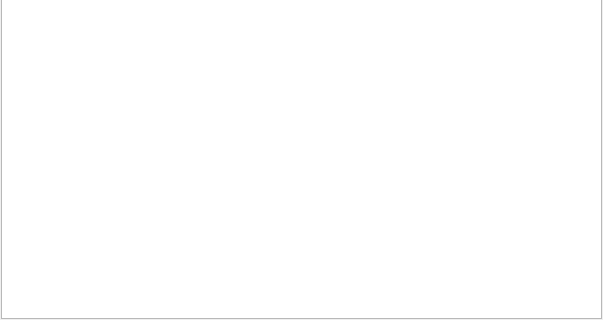
This is AraSteamManager/subform/formgames.ui in Arankir/AraSteamManager as Qt 5 draws it before an edit; both pictures show x 0 to 603 and y 257 to 577 of the 603 by 577 pixel window. The edited form follows.
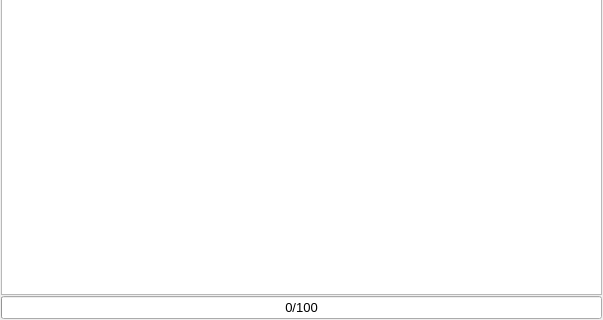
This is the edited form.

```diff
--- a/AraSteamManager/subform/formgames.ui
+++ b/AraSteamManager/subform/formgames.ui
@@ -68,6 +68,16 @@
    <item>
     <widget class="QTableWidget" name="TableWidgetGames"/>
    </item>
+   <item>
+    <widget class="QProgressBar" name="ProgressBarLoading">
+     <property name="value">
+      <number>0</number>
+     </property>
+     <property name="format">
+      <string>%v/%m</string>
+     </property>
+    </widget>
+   </item>
   </layout>
  </widget>
  <tabstops>
```
